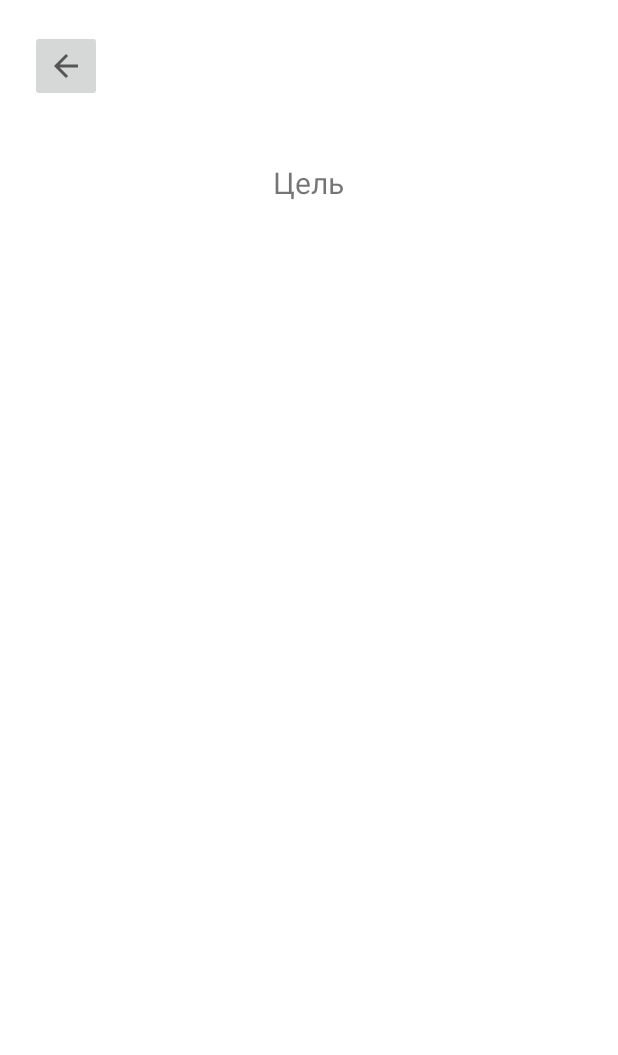
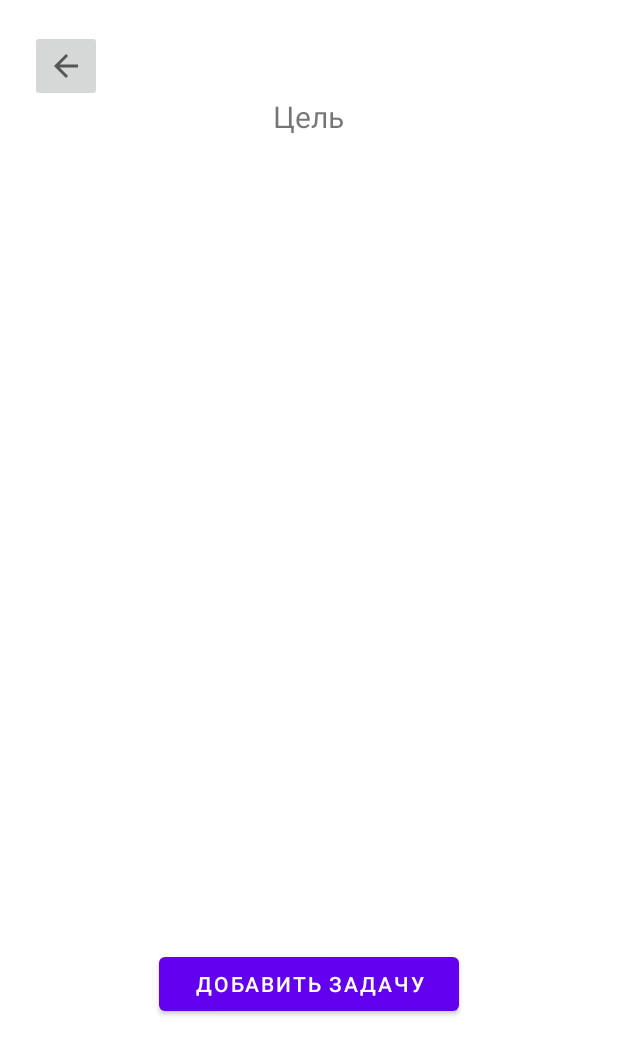
Before and after one commit to AlexValue/Goally, an Android app: the GoalView screen opened directly, with no data from a screen before it, on a phone screen of 412 x 824 dp. Shown: the top 1055 px of the screen. Run offline under Robolectric (Android 15) with nearby library versions, the phone set to English and light mode, and no system bars; our stand-ins replace Room's generated code.

```diff
--- a/app/build.gradle
+++ b/app/build.gradle
@@ -12,8 +12,8 @@ android {
         applicationId "com.example.mygoallyapp"
         minSdk 26
         targetSdk 33
-        versionCode 1
-        versionName "1.0"
+        versionCode 3
+        versionName "1.3.2"
 
         testInstrumentationRunner "androidx.test.runner.AndroidJUnitRunner"
     }
--- a/app/src/main/res/layout/activity_goal_view.xml
+++ b/app/src/main/res/layout/activity_goal_view.xml
@@ -23,11 +23,11 @@
         android:id="@+id/NameGoal"
         android:layout_width="348dp"
         android:layout_height="75dp"
-        android:layout_marginTop="84dp"
+        android:layout_marginTop="40dp"
         android:contentDescription="@string/DiscriptionZero"
         android:gravity="center"
+        android:text="@string/Goal"
         android:textSize="20sp"
-        android:text="@string/Goal"
         app:layout_constraintEnd_toEndOf="parent"
         app:layout_constraintHorizontal_bias="0.492"
         app:layout_constraintStart_toStartOf="parent"
@@ -36,12 +36,46 @@
     <ScrollView
         android:id="@+id/scrollView"
         android:layout_width="409dp"
-        android:layout_height="498dp"
+        android:layout_height="350dp"
+        android:layout_marginBottom="192dp"
         android:contentDescription="@string/DiscriptionZero"
-        app:layout_constraintStart_toStartOf="parent"
-        app:layout_constraintTop_toBottomOf="@+id/NameGoal">
+        app:layout_constraintBottom_toBottomOf="parent"
+        app:layout_constraintEnd_toEndOf="parent"
+        app:layout_constraintStart_toStartOf="parent">
 
 
     </ScrollView>
 
+    <ScrollView
+        android:id="@+id/scrollCreate"
+        android:layout_width="340dp"
+        android:layout_height="190dp"
+        android:contentDescription="@string/DiscriptionZero"
+        app:layout_constraintEnd_toEndOf="parent"
+        app:layout_constraintStart_toStartOf="parent"
+        app:layout_constraintTop_toBottomOf="@+id/scrollView">
+
+        <LinearLayout
+            android:layout_width="match_parent"
+            android:layout_height="wrap_content"
+            android:orientation="vertical">
+
+            <Button
+                android:id="@+id/AddTask"
+                android:layout_width="200dp"
+                android:layout_height="wrap_content"
+                android:layout_gravity="center"
+                android:text="@string/AddNewTask" />
+
+            <View
+                android:layout_width="match_parent"
+                android:layout_height="0dp"
+                android:layout_weight="1" />
+
+        </LinearLayout>
+
+    </ScrollView>
+
+
+
 </androidx.constraintlayout.widget.ConstraintLayout>
--- a/app/src/main/res/values/dimens.xml
+++ b/app/src/main/res/values/dimens.xml
@@ -2,4 +2,7 @@
 <resources>
     <dimen name="margin_100dp">100dp</dimen>
     <dimen name="margin_50dp">50dp</dimen>
+    <dimen name="margin_30dp">30dp</dimen>
+    <dimen name="margin_10dp">10dp</dimen>
+    <dimen name="margin_15dp">15dp</dimen>
 </resources>
--- a/app/src/main/res/values/strings.xml
+++ b/app/src/main/res/values/strings.xml
@@ -6,6 +6,7 @@
     <string name="Discription">Создать цель</string>
     <string name="HintCreateGoal">Введите название цели</string>
     <string name="CreateNewTask">Создать задачу</string>
+    <string name="AddNewTask">Добавить задачу</string>
     <string name="HintTask">Введите задачу</string>
     <string name="DiscriptionZero">Продам гараж</string>
 </resources>
```
Also changed, not shown: app/src/main/java/com/example/mygoallyapp/GoalView.kt (+72 -0 lines).
